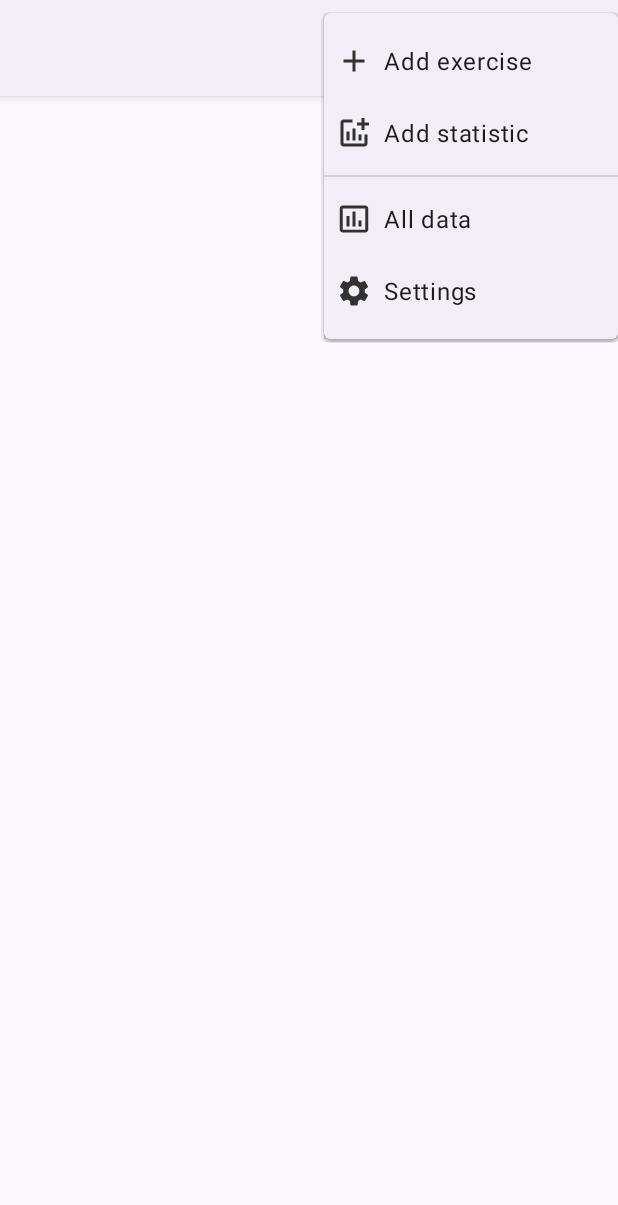
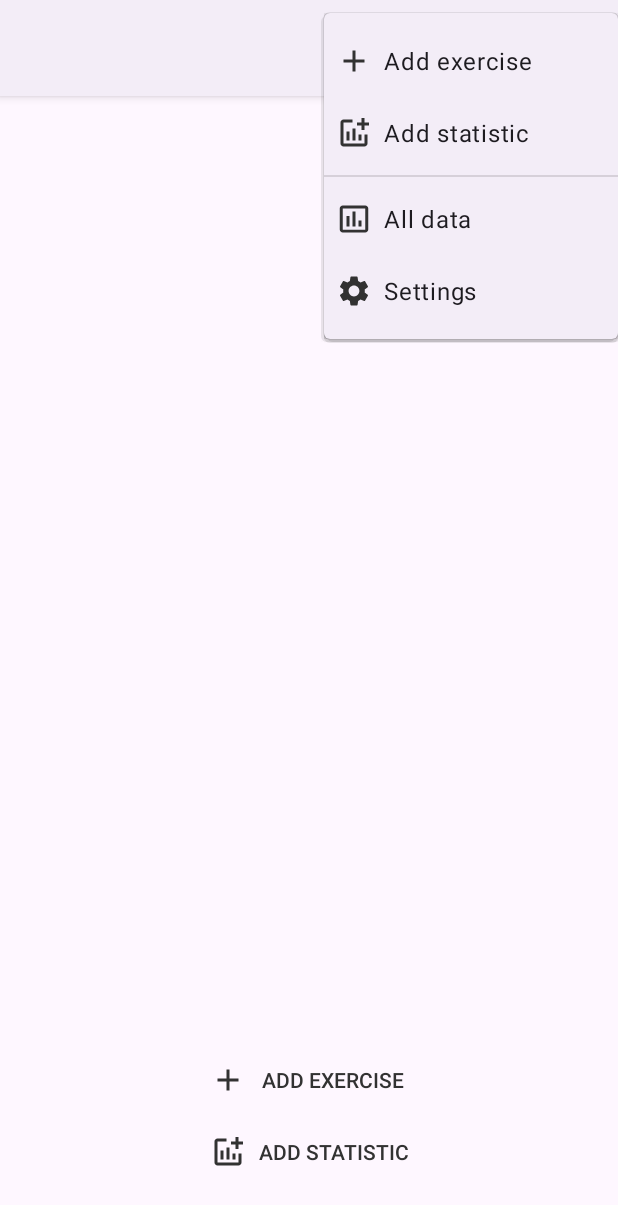
Before and after one commit to lestec-al/afit, an Android app: the screen it shows after launch (MainActivity), after a tap on "More", on a phone screen of 412 x 824 dp. Shown: the top 1205 px of the screen. Run offline under Robolectric (Android 15) with nearby library versions, the phone set to English and light mode, and no system bars.

Commit message:
18(1.71)

```diff
--- a/app/build.gradle
+++ b/app/build.gradle
@@ -10,8 +10,8 @@ android {
         applicationId "com.yurhel.alex.afit"
         minSdk 28
         targetSdk 33
-        versionCode 17
-        versionName "1.7"
+        versionCode 18
+        versionName "1.71"
 
         testInstrumentationRunner "androidx.test.runner.AndroidJUnitRunner"
     }
--- a/app/src/main/java/com/yurhel/alex/afit/MainActivity.java
+++ b/app/src/main/java/com/yurhel/alex/afit/MainActivity.java
@@ -4,6 +4,7 @@ import androidx.activity.result.ActivityResultLauncher;
 import androidx.activity.result.contract.ActivityResultContracts;
 import androidx.appcompat.app.ActionBar;
 import androidx.appcompat.app.AppCompatActivity;
+import androidx.appcompat.content.res.AppCompatResources;
 import androidx.core.view.MenuCompat;
 import androidx.recyclerview.widget.LinearLayoutManager;
 import androidx.recyclerview.widget.RecyclerView;
@@ -11,6 +12,7 @@ import androidx.recyclerview.widget.RecyclerView;
 import android.app.Dialog;
 import android.content.Intent;
 import android.content.pm.PackageInfo;
+import android.graphics.drawable.Drawable;
 import android.net.Uri;
 import android.os.Bundle;
 
@@ -21,6 +23,7 @@ import android.view.ViewGroup;
 import android.widget.Button;
 import android.widget.EditText;
 import android.widget.ImageButton;
+import android.widget.LinearLayout;
 import android.widget.TextView;
 import android.widget.Toast;
 
@@ -30,6 +33,7 @@ import java.io.InputStreamReader;
 import java.io.OutputStream;
 import java.nio.charset.StandardCharsets;
 import java.util.List;
+import java.util.Objects;
 
 public class MainActivity extends AppCompatActivity implements ClickInterface {
     DB db;
@@ -141,6 +145,26 @@ public class MainActivity extends AppCompatActivity implements ClickInterface {
         mainView.setLayoutManager(new LinearLayoutManager(this));
         mainView.setHasFixedSize(true);
         mainView.setAdapter(new MainAdapter(this, data, this));
+        // Down buttons
+        if (data.size() == 0) {
+            ((LinearLayout) findViewById(R.id.mainDownActions)).setVisibility(View.VISIBLE);
+            // Add exercise
+            Drawable dEx = Objects.requireNonNull(AppCompatResources.getDrawable(this, R.drawable.ic_up_add));
+            dEx.setTint(themeColor);
+            Button addExDown = findViewById(R.id.addExDown);
+            addExDown.setOnClickListener(v -> addDialog(R.string.add_ex));
+            addExDown.setTextColor(themeColor);
+            addExDown.setCompoundDrawablesWithIntrinsicBounds(dEx, null, null, null);
+            // Add statistic
+            Drawable dSt = Objects.requireNonNull(AppCompatResources.getDrawable(this, R.drawable.ic_up_add_stats));
+            dSt.setTint(themeColor);
+            Button addStDown = findViewById(R.id.addStDown);
+            addStDown.setOnClickListener(v -> addDialog(R.string.add_st));
+            addStDown.setTextColor(themeColor);
+            addStDown.setCompoundDrawablesWithIntrinsicBounds(dSt, null, null, null);
+        } else {
+            ((LinearLayout) findViewById(R.id.mainDownActions)).setVisibility(View.GONE);
+        }
     }
 
     public void addDialog(int msg) {
--- a/app/src/main/java/com/yurhel/alex/afit/StatsActivity.java
+++ b/app/src/main/java/com/yurhel/alex/afit/StatsActivity.java
@@ -115,9 +115,9 @@ public class StatsActivity extends AppCompatActivity implements ClickInterface {
     }
 
     private void updateAll(boolean onCreate) {
+        obj = db.getOneMainObj(oneID, isExercise);
         if (!onCreate)
             setUpActionBar();
-        obj = db.getOneMainObj(oneID, isExercise);
         graphVisB.setColorFilter(obj.color);
         data = db.getTableEntries(oneID, isExercise);
         int dataSize = data.size();
--- a/app/src/main/res/layout/activity_main.xml
+++ b/app/src/main/res/layout/activity_main.xml
@@ -12,4 +12,29 @@
         android:layout_height="wrap_content"
         android:scrollbarSize="4dp"
         android:scrollbars="vertical"/>
+
+    <LinearLayout
+        android:id="@+id/mainDownActions"
+        android:layout_margin="@dimen/margin"
+        android:layout_gravity="bottom|center"
+        android:layout_width="wrap_content"
+        android:layout_height="wrap_content"
+        android:orientation="vertical">
+
+        <Button
+            tools:textColor="@color/dark"
+            style="@style/Widget.AppCompat.Button.Borderless"
+            android:id="@+id/addExDown"
+            android:layout_width="match_parent"
+            android:layout_height="wrap_content"
+            android:text="@string/add_ex"/>
+
+        <Button
+            tools:textColor="@color/dark"
+            style="@style/Widget.AppCompat.Button.Borderless"
+            android:id="@+id/addStDown"
+            android:layout_width="match_parent"
+            android:layout_height="wrap_content"
+            android:text="@string/add_st"/>
+    </LinearLayout>
 </FrameLayout>
```
